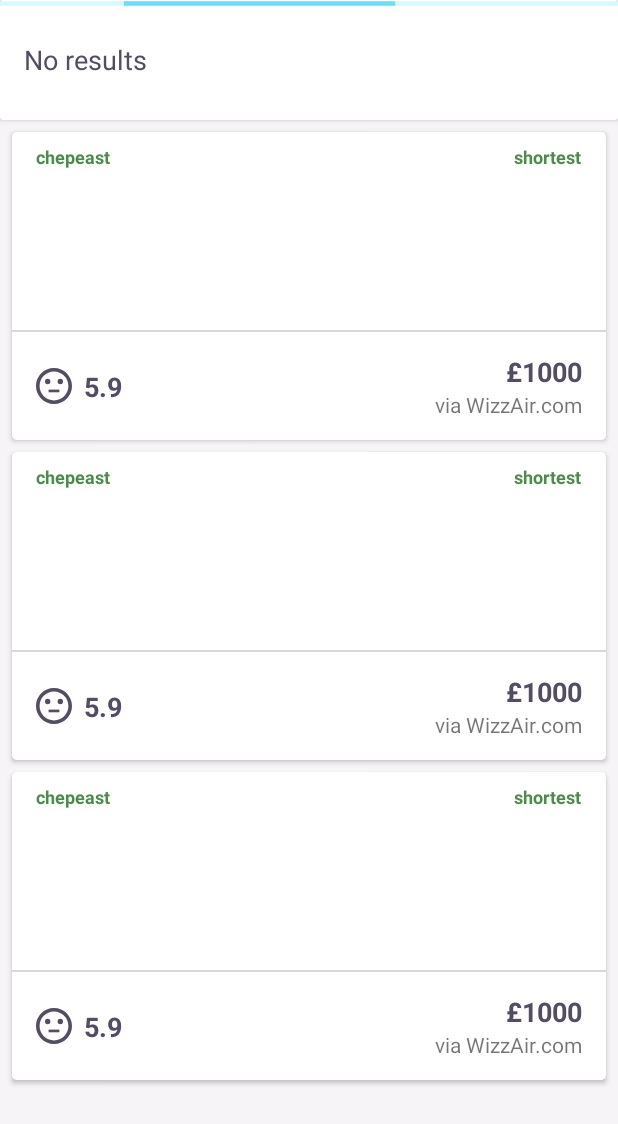
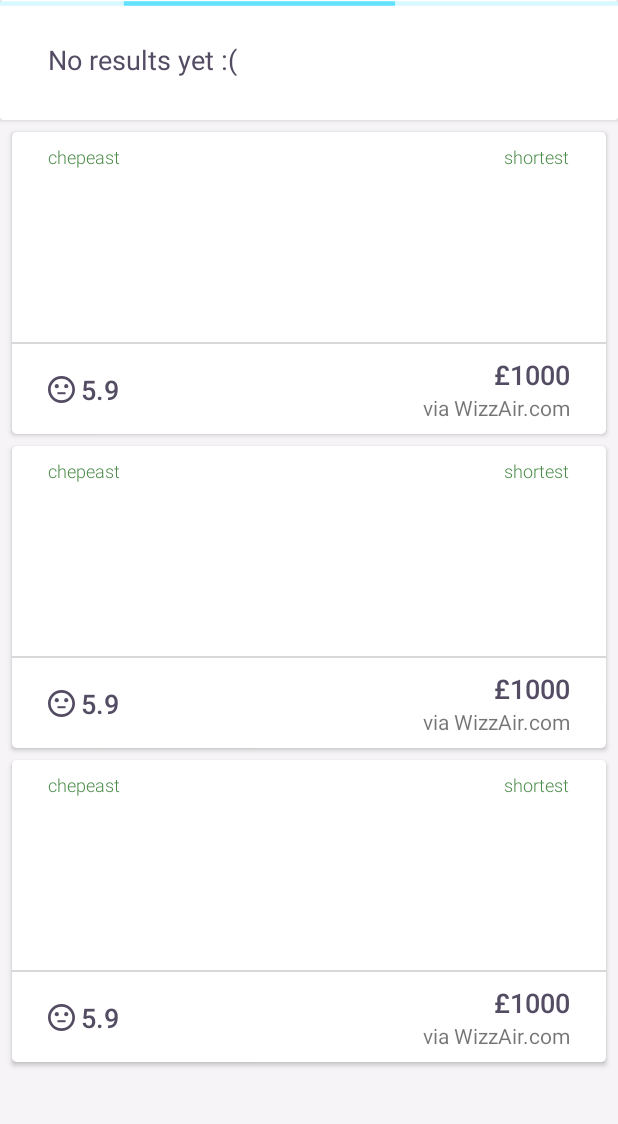
Before and after one commit to haroldolivieri/SearchFlights, an Android app: the layout activity_main.xml on its own in the app's theme, with its tools: preview values and no code run, on a phone screen of 412 x 824 dp. Shown: the top 1124 px of the screen. Run offline under Robolectric (Android 15) with nearby library versions, the phone set to English and light mode, and no system bars; network calls fail.

Commit message:
adjust layouts

```diff
--- a/app/src/main/res/layout/activity_main.xml
+++ b/app/src/main/res/layout/activity_main.xml
@@ -33,7 +33,7 @@
             android:layout_width="wrap_content"
             android:layout_height="wrap_content"
             android:layout_gravity="center_vertical"
-            android:layout_marginStart="@dimen/spacing_16"
+            android:layout_marginStart="@dimen/spacing_32"
             android:text="@string/no_results" />
 
     </androidx.cardview.widget.CardView>
--- a/app/src/main/res/layout/item_itinenary.xml
+++ b/app/src/main/res/layout/item_itinenary.xml
@@ -14,14 +14,36 @@
         android:layout_width="match_parent"
         android:layout_height="match_parent">
 
+        <TextView
+                android:id="@+id/chepeast"
+                style="@style/TextExtraInfo"
+                android:layout_width="wrap_content"
+                android:layout_height="wrap_content"
+                android:layout_marginStart="@dimen/spacing_24"
+                android:layout_marginTop="@dimen/spacing_8"
+                android:text="@string/chepeast"
+                app:layout_constraintStart_toStartOf="parent"
+                app:layout_constraintTop_toTopOf="parent" />
+
+        <TextView
+                android:id="@+id/shortest"
+                style="@style/TextExtraInfo"
+                android:layout_width="wrap_content"
+                android:layout_height="wrap_content"
+                android:layout_marginTop="@dimen/spacing_8"
+                android:layout_marginEnd="@dimen/spacing_24"
+                android:text="@string/shortest"
+                app:layout_constraintEnd_toEndOf="parent"
+                app:layout_constraintTop_toTopOf="parent" />
+
         <include
             android:id="@+id/outboundLeg"
             layout="@layout/view_leg"
             android:layout_width="0dp"
             android:layout_height="wrap_content"
-            android:layout_marginStart="@dimen/spacing_16"
-            android:layout_marginTop="@dimen/spacing_16"
-            android:layout_marginEnd="@dimen/spacing_16"
+            android:layout_marginStart="@dimen/spacing_24"
+            android:layout_marginTop="@dimen/spacing_24"
+            android:layout_marginEnd="@dimen/spacing_24"
             app:layout_constraintEnd_toEndOf="parent"
             app:layout_constraintStart_toStartOf="parent"
             app:layout_constraintTop_toTopOf="parent" />
@@ -31,8 +53,8 @@
             layout="@layout/view_leg"
             android:layout_width="0dp"
             android:layout_height="wrap_content"
-            android:layout_marginStart="@dimen/spacing_16"
-            android:layout_marginEnd="@dimen/spacing_16"
+            android:layout_marginStart="@dimen/spacing_24"
+            android:layout_marginEnd="@dimen/spacing_24"
             app:layout_constraintEnd_toEndOf="parent"
             app:layout_constraintHorizontal_bias="0.0"
             app:layout_constraintStart_toStartOf="parent"
@@ -46,15 +68,16 @@
                 app:layout_constraintEnd_toEndOf="parent"
                 app:layout_constraintHorizontal_bias="0.0"
                 app:layout_constraintStart_toStartOf="parent"
-            app:layout_constraintTop_toBottomOf="@+id/inboundLeg" />
+                app:layout_constraintTop_toBottomOf="@+id/inboundLeg"
+                android:layout_marginTop="@dimen/spacing_8"/>
 
         <ImageView
             android:id="@+id/ratingImage"
-            android:layout_width="@dimen/reatingImage"
-            android:layout_height="@dimen/reatingImage"
-            android:layout_marginStart="@dimen/spacing_16"
-            android:layout_marginTop="@dimen/spacing_24"
-            android:layout_marginBottom="@dimen/spacing_24"
+            android:layout_width="@dimen/ratingImage"
+            android:layout_height="@dimen/ratingImage"
+            android:layout_marginStart="@dimen/spacing_24"
+            android:layout_marginTop="@dimen/spacing_16"
+            android:layout_marginBottom="@dimen/spacing_16"
             android:contentDescription="@string/rating_image_description"
             app:layout_constraintBottom_toBottomOf="parent"
             app:layout_constraintStart_toStartOf="parent"
@@ -66,7 +89,7 @@
             style="@style/TextMediumBold"
             android:layout_width="wrap_content"
             android:layout_height="wrap_content"
-            android:layout_marginStart="@dimen/spacing_8"
+            android:layout_marginStart="@dimen/spacing_4"
             android:gravity="bottom"
             app:layout_constraintBottom_toBottomOf="@+id/ratingImage"
             app:layout_constraintStart_toEndOf="@+id/ratingImage"
@@ -78,12 +101,12 @@
                 style="@style/TextMediumBold"
                 android:layout_width="wrap_content"
                 android:layout_height="wrap_content"
-            android:layout_marginEnd="@dimen/spacing_16"
                 app:layout_constraintBottom_toTopOf="@+id/agent"
-            app:layout_constraintEnd_toEndOf="parent"
                 app:layout_constraintTop_toBottomOf="@+id/divider"
                 app:layout_constraintVertical_chainStyle="packed"
-            tools:text="£1000" />
+                tools:text="£1000"
+                app:layout_constraintEnd_toEndOf="@+id/inboundLeg"
+                android:layout_marginTop="@dimen/spacing_8"/>
 
         <TextView
                 android:id="@+id/agent"
@@ -92,29 +115,8 @@
                 app:layout_constraintBottom_toBottomOf="parent"
                 app:layout_constraintEnd_toEndOf="@+id/price"
                 app:layout_constraintTop_toBottomOf="@+id/price"
-            tools:text="via WizzAir.com" />
-
-        <TextView
-            android:id="@+id/chepeast"
-            style="@style/TextExtraInfo"
-            android:layout_width="wrap_content"
-            android:layout_height="wrap_content"
-            android:layout_marginStart="@dimen/spacing_16"
-            android:layout_marginTop="@dimen/spacing_8"
-            android:text="@string/chepeast"
-            app:layout_constraintStart_toStartOf="parent"
-            app:layout_constraintTop_toTopOf="parent" />
-
-        <TextView
-            android:id="@+id/shortest"
-            style="@style/TextExtraInfo"
-            android:layout_width="wrap_content"
-            android:layout_height="wrap_content"
-            android:layout_marginTop="@dimen/spacing_8"
-            android:layout_marginEnd="@dimen/spacing_16"
-            android:text="@string/shortest"
-            app:layout_constraintEnd_toEndOf="parent"
-            app:layout_constraintTop_toTopOf="parent" />
+                tools:text="via WizzAir.com"
+                android:layout_marginBottom="@dimen/spacing_8"/>
 
     </androidx.constraintlayout.widget.ConstraintLayout>
 </androidx.cardview.widget.CardView>
--- a/app/src/main/res/layout/view_leg.xml
+++ b/app/src/main/res/layout/view_leg.xml
@@ -29,12 +29,11 @@
             android:id="@+id/carrierLogo"
             android:layout_width="@dimen/carrierLogo"
             android:layout_height="@dimen/carrierLogo"
-        android:layout_marginTop="8dp"
             android:contentDescription="@string/leg_carrier_image_description"
             app:layout_constraintBottom_toBottomOf="@+id/placesAndAgent"
             app:layout_constraintStart_toStartOf="parent"
-        app:layout_constraintTop_toTopOf="@+id/departureAndArrivalTime"
-        tools:srcCompat="@tools:sample/backgrounds/scenic" />
+            tools:srcCompat="@tools:sample/backgrounds/scenic"
+            app:layout_constraintTop_toTopOf="@+id/departureAndArrivalTime"/>
 
     <TextView
         android:id="@+id/type"
--- a/app/src/main/res/values/dimens.xml
+++ b/app/src/main/res/values/dimens.xml
@@ -4,7 +4,7 @@
     <dimen name="textSmall">12sp</dimen>
 
     <dimen name="carrierLogo">50dp</dimen>
-    <dimen name="reatingImage">24dp</dimen>
+    <dimen name="ratingImage">18dp</dimen>
     <dimen name="headerHeight">80dp</dimen>
 
     <dimen name="spacing_24">24dp</dimen>
--- a/app/src/main/res/values/strings.xml
+++ b/app/src/main/res/values/strings.xml
@@ -5,5 +5,5 @@
     <string name="retry">Retry</string>
     <string name="chepeast">chepeast</string>
     <string name="shortest">shortest</string>
-    <string name="no_results">No results</string>
+    <string name="no_results">No results yet :(</string>
 </resources>
--- a/app/src/main/res/values/styles.xml
+++ b/app/src/main/res/values/styles.xml
@@ -9,7 +9,7 @@
     <style name="TextMediumBold">
         <item name="android:textColor">@color/colorTextMedium</item>
         <item name="android:textSize">@dimen/textMedium</item>
-        <item name="android:textStyle">bold</item>
+        <item name="android:fontFamily">sans-serif-medium</item>
     </style>
 
     <style name="TextMedium">
@@ -25,7 +25,7 @@
     <style name="TextExtraInfo">
         <item name="android:textColor">@color/colorGreen</item>
         <item name="android:textSize">@dimen/textSmall</item>
-        <item name="android:textStyle">bold</item>
+        <item name="android:fontFamily">sans-serif-light</item>
     </style>
 
 </resources>
```
Lines whose indentation alone changed are shown as unchanged.
